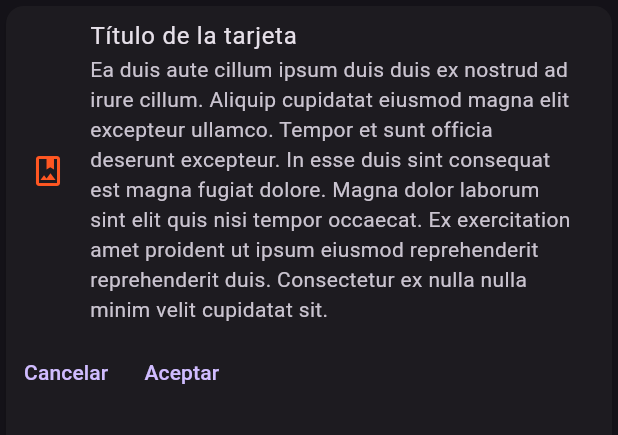
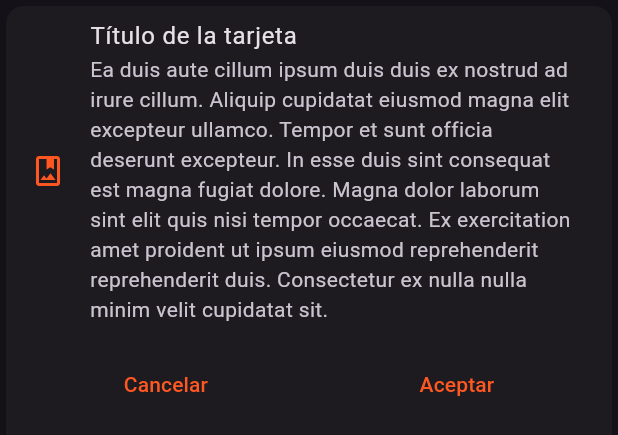
Before and after one commit to jeroen1010/fl_components, a Flutter app: the CustomCardTipo1 widget shown alone on an empty page, opened directly, on a phone screen of 412 x 824 dp. Shown: the top 435 px of the screen. Run offline on Flutter 3.47's test engine with Material 3 defaults, Android fonts, the phone set to English and light mode, and no system bars; network calls fail.

Commit message:
Añadimos una imagen y la clase card tipo 2

```diff
--- a/lib/screens/card_screen.dart
+++ b/lib/screens/card_screen.dart
@@ -14,7 +14,8 @@ class CardScreen extends StatelessWidget {
       body: ListView(
         padding: const EdgeInsets.symmetric( horizontal: 20, vertical: 10),
         children: [
-          CustomCardTipo1()
+          CustomCardTipo1(),
+          CustomCardTipo2()
         ],
       )
     );
--- a/lib/theme/app_theme.dart
+++ b/lib/theme/app_theme.dart
@@ -16,6 +16,10 @@ class AppTheme {
         ),
         listTileTheme: const ListTileThemeData(
           iconColor: primary,
+        ),
+        //TetxButton Theme
+        textButtonTheme: TextButtonThemeData(
+          style: TextButton.styleFrom(foregroundColor: primary)
         )
   );
 }
--- a/lib/widgets/custom_card_tipo_1.dart
+++ b/lib/widgets/custom_card_tipo_1.dart
@@ -16,7 +16,10 @@ class CustomCardTipo1 extends StatelessWidget {
             title: Text('Título de la tarjeta'),
             subtitle: Text('Ea duis aute cillum ipsum duis duis ex nostrud ad irure cillum. Aliquip cupidatat eiusmod magna elit excepteur ullamco. Tempor et sunt officia deserunt excepteur. In esse duis sint consequat est magna fugiat dolore. Magna dolor laborum sint elit quis nisi tempor occaecat. Ex exercitation amet proident ut ipsum eiusmod reprehenderit reprehenderit duis. Consectetur ex nulla nulla minim velit cupidatat sit.'),
           ),
-          Row(
+          Padding(
+            padding: const EdgeInsets.all(8.0),
+            child: Row(
+              mainAxisAlignment: MainAxisAlignment.spaceAround,
               children: [
                 TextButton(
                   onPressed: (){},
@@ -27,6 +30,7 @@ class CustomCardTipo1 extends StatelessWidget {
                   child: const Text('Aceptar')
                 ),
               ],
+            ),
           )
 
         ],
--- a/lib/widgets/widgets.dart
+++ b/lib/widgets/widgets.dart
@@ -1 +1,2 @@
 export 'package:fl_components/widgets/custom_card_tipo_1.dart';
+export 'package:fl_components/widgets/custom_card_tipo_2.dart';
```
Also changed, not shown: lib/widgets/custom_card_tipo_2.dart (added, +18 -0 lines). Lines whose indentation alone changed are shown as unchanged.
